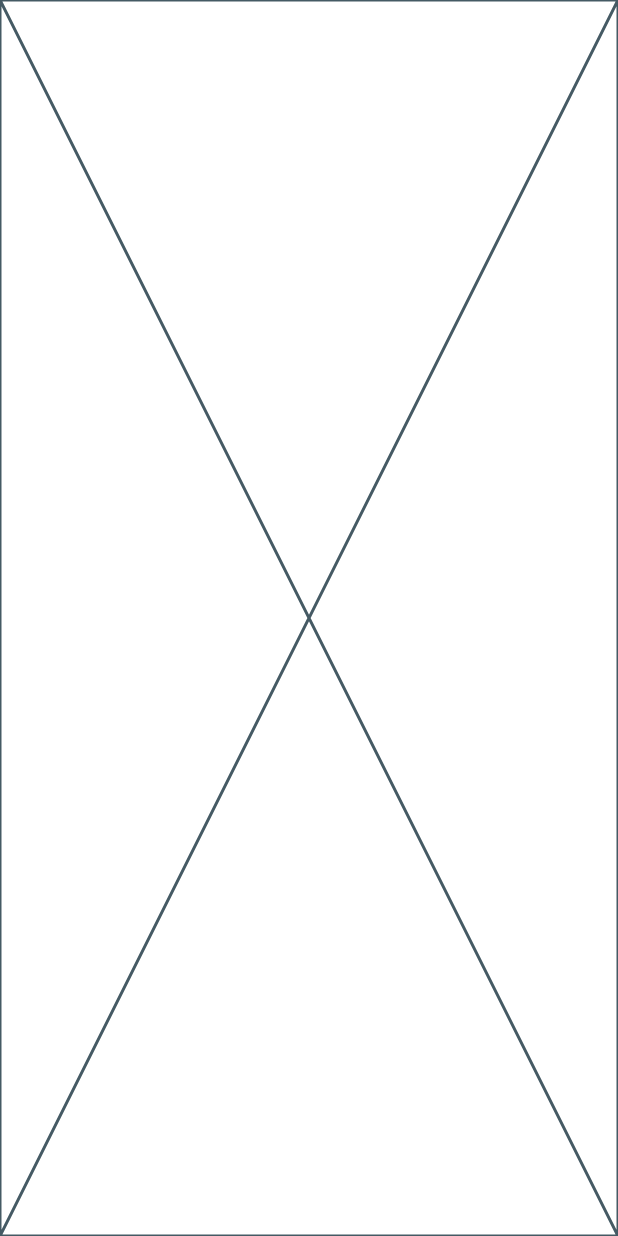
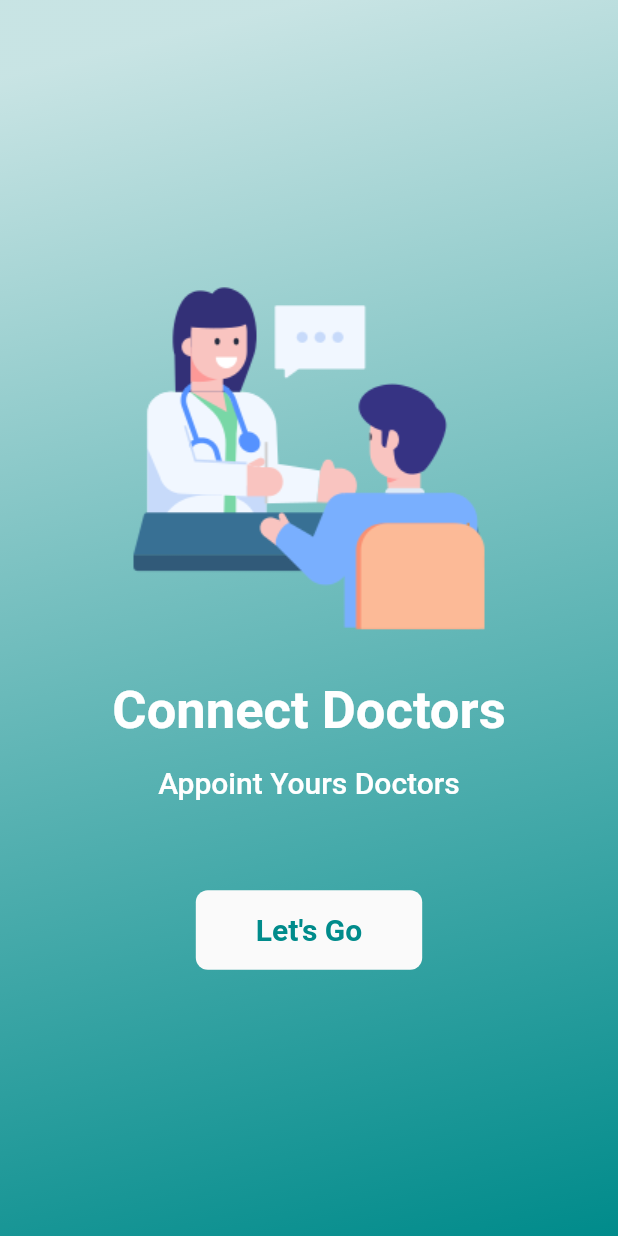
Before and after one commit to sangeeta2701/Doctor_app, a Flutter app: the screen it shows after launch, on a phone screen of 412 x 824 dp. Run offline on Flutter 3.47's test engine with Material 2 defaults, Android fonts, the phone set to English and light mode, and no system bars.

Commit message:
Appointment Booking App

```diff
--- a/analysis_options.yaml
+++ b/analysis_options.yaml
@@ -22,8 +22,11 @@ linter:
   # `// ignore_for_file: name_of_lint` syntax on the line or in the file
   # producing the lint.
   rules:
-    Prefer_const_constructors: false
-    Prefer_const_literals_to_create_immutables: false
+    prefer_const_constructors: false
+    prefer_const_literals_to_create_immutables: false
+
+
+
     # avoid_print: false  # Uncomment to disable the `avoid_print` rule
     # prefer_single_quotes: true  # Uncomment to enable the `prefer_single_quotes` rule
 
--- a/lib/Screens/welcome_screen.dart
+++ b/lib/Screens/welcome_screen.dart
@@ -1,3 +1,4 @@
+import 'package:doctor_app/utils/constants.dart';
 import 'package:flutter/material.dart';
 
 class WelcomeScreen extends StatefulWidget {
@@ -10,6 +11,68 @@ class WelcomeScreen extends StatefulWidget {
 class _WelcomeScreenState extends State<WelcomeScreen> {
   @override
   Widget build(BuildContext context) {
-    return const Placeholder();
+    return Scaffold(
+      body: Container(
+        width: MediaQuery.of(context).size.width,
+        height: MediaQuery.of(context).size.height,
+        padding: const EdgeInsets.all(20),
+        decoration: BoxDecoration(
+          gradient: LinearGradient(colors: [
+            appUiThemeColor.withOpacity(0.2),
+            // appUiThemeColor.withOpacity(0.8),
+            appUiThemeColor,
+          ], begin: Alignment.topCenter, end: Alignment.bottomRight),
+        ),
+        child: Padding(
+          padding: const EdgeInsets.all(20.0),
+          child: Column(
+            mainAxisAlignment: MainAxisAlignment.center,
+            children: [
+              Image.asset("assets/images/img2.png"),
+              const Padding(
+                padding: EdgeInsets.only(top: 20.0),
+                child: Text(
+                  "Connect Doctors",
+                  style: TextStyle(
+                      fontSize: 35,
+                      fontWeight: FontWeight.bold,
+                      color: appUiLightColor),
+                ),
+              ),
+              const Padding(
+                padding: EdgeInsets.only(top: 16.0),
+                child: Text(
+                  "Appoint Yours Doctors",
+                  style: TextStyle(
+                      fontSize: 20,
+                      fontWeight: FontWeight.w500,
+                      color: appUiLightColor),
+                ),
+              ),
+              Padding(
+                padding: const EdgeInsets.only(top: 60.0),
+                child: Material(
+                  borderRadius: BorderRadius.circular(8),
+                  child: InkWell(
+                    onTap: () {},
+                    child: Padding(
+                      padding: const EdgeInsets.symmetric(
+                          horizontal: 40.0, vertical: 15),
+                      child: Text(
+                        "Let's Go",
+                        style: TextStyle(
+                            fontSize: 20,
+                            fontWeight: FontWeight.w600,
+                            color: appUiThemeColor),
+                      ),
+                    ),
+                  ),
+                ),
+              ),
+            ],
+          ),
+        ),
+      ),
+    );
   }
 }
--- a/pubspec.yaml
+++ b/pubspec.yaml
@@ -60,8 +60,8 @@ flutter:
   uses-material-design: true
 
   # To add assets to your application, add an assets section, like this:
-  # assets:
-  #   - images/a_dot_burr.jpeg
+  assets:
+    - assets/images/
   #   - images/a_dot_ham.jpeg
 
   # An image asset can refer to one or more resolution-specific "variants", see
```
Also changed, not shown: assets/images/img1.png (added), assets/images/img2.png (added), assets/images/img3.png (added).
